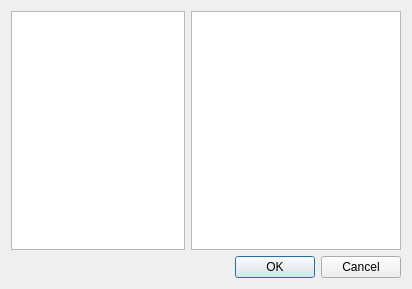
Qt form src/dialogcharapicker.ui (EasyRPG/Editor) before a commit.
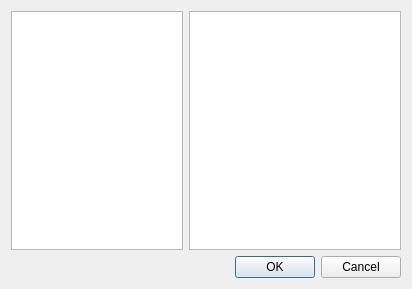
The same form after that commit. The open tabs and pages were chosen to show the change.

```diff
--- a/src/dialogcharapicker.ui
+++ b/src/dialogcharapicker.ui
@@ -12,14 +12,14 @@
   </property>
   <property name="minimumSize">
    <size>
-    <width>392</width>
+    <width>412</width>
     <height>289</height>
    </size>
   </property>
   <property name="maximumSize">
    <size>
     <width>412</width>
-    <height>289</height>
+    <height>297</height>
    </size>
   </property>
   <property name="windowTitle">
@@ -239,7 +239,7 @@
         <widget class="QGraphicsView" name="graphicsTile">
          <property name="maximumSize">
           <size>
-           <width>210</width>
+           <width>212</width>
            <height>16777215</height>
           </size>
          </property>
```
Left out of the diff: 8 changed lines with no effect on the pictures.
